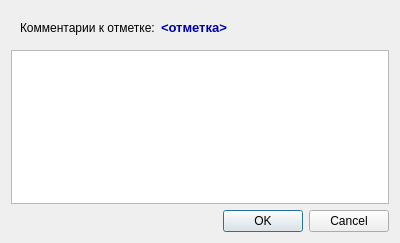
The window that commentsdialog.ui (kirik88/journal2) describes before a commit, drawn with Qt 5.
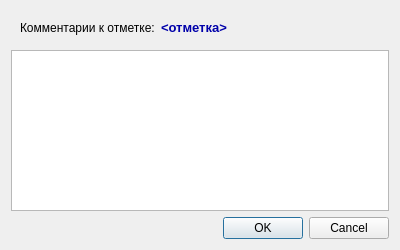
The same window after the commit.

The edit to the form file:
```diff
--- a/commentsdialog.ui
+++ b/commentsdialog.ui
@@ -7,7 +7,7 @@
     <x>0</x>
     <y>0</y>
     <width>400</width>
-    <height>243</height>
+    <height>250</height>
    </rect>
   </property>
   <property name="windowTitle">
```
Left out of the diff: 6 changed lines with no effect on the pictures.
